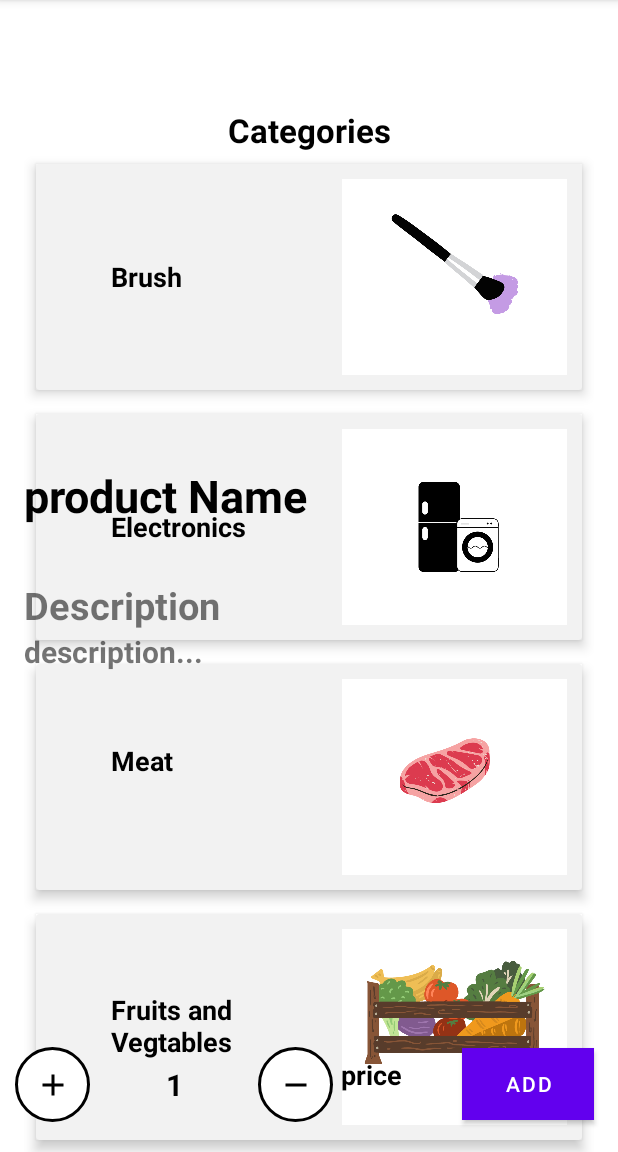
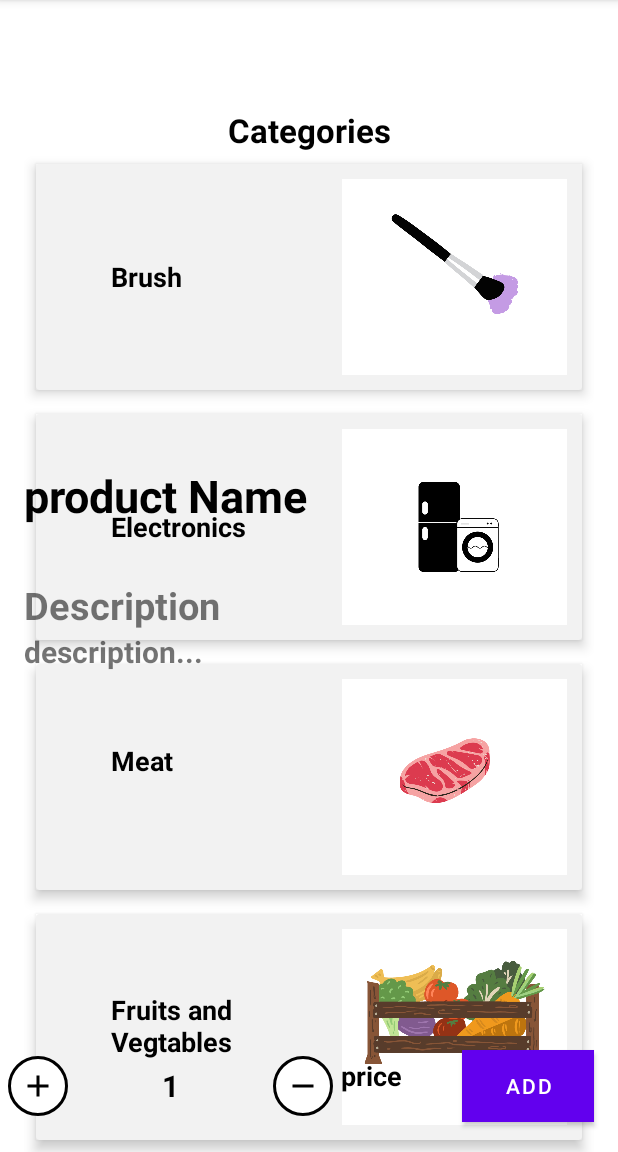
Before and after one commit to Maria498/shared_orders_app, an Android app: the fragment AlertDialogFragmentViewProduct placed in its activity, on a phone screen of 412 x 824 dp, the part 84-1236 px from its top. Run offline under Robolectric (Android 15) with nearby library versions, the phone set to English and light mode, and no system bars; our stand-ins replace Firebase (no records; nobody signed in at launch, a user with empty details on screens opened directly); pictures from the network do not load.

Commit message:
small layout change

```diff
--- a/app/src/main/AndroidManifest.xml
+++ b/app/src/main/AndroidManifest.xml
@@ -12,9 +12,6 @@
         android:supportsRtl="true"
         android:theme="@style/Theme.Super_app"
         tools:targetApi="31">
-        <activity
-            android:name=".Alert_dialog_fragmentViewProduct"
-            android:exported="false" />
         <activity
             android:name=".fragment_products"
             android:exported="false" />
--- a/app/src/main/java/com/example/super_app/LoginActivity.java
+++ b/app/src/main/java/com/example/super_app/LoginActivity.java
@@ -87,7 +87,7 @@ public class LoginActivity extends AppCompatActivity {
                             @Override
                             public void onComplete(@NonNull Task<AuthResult> task) {
                                 if (task.isSuccessful()) {
-                                    Intent i = new Intent(getApplicationContext(), ProfileActivity.class);
+                                    Intent i = new Intent(getApplicationContext(), SuperCategoryActivity.class);
                                     startActivity(i);
                                 } else {
                                     Toast.makeText(LoginActivity.this, "something went wrong", Toast.LENGTH_SHORT).show();
--- a/app/src/main/res/layout/activity_alert_dialog_fragment_view_product.xml
+++ b/app/src/main/res/layout/activity_alert_dialog_fragment_view_product.xml
@@ -3,7 +3,7 @@
     android:layout_width="match_parent"
     android:layout_height="match_parent"
     android:orientation="vertical"
-    tools:context=".Alert_dialog_fragmentViewProduct">
+    tools:context=".AlertDialogFragmentViewProduct">
 
     <LinearLayout
         android:layout_width="match_parent"
@@ -64,17 +64,15 @@
 
         <ImageButton
             android:id="@+id/pluseButton"
-            android:layout_width="50dp"
-            android:layout_height="50dp"
+            android:layout_width="40dp"
+            android:layout_height="40dp"
             android:layout_centerVertical="true"
-            android:layout_marginLeft="10dp"
+            android:layout_marginLeft="5dp"
             android:layout_marginTop="20dp"
             android:layout_marginBottom="20dp"
             android:background="@drawable/shape_circle_btn"
             android:src="@drawable/baseline_add_24"
-            android:textColor="#000000"
-
-            />
+            android:textColor="#000000" />
 
         <TextView
             android:id="@+id/digitEditText"
@@ -83,36 +81,32 @@
             android:layout_centerVertical="true"
             android:layout_toLeftOf="@id/minusButton"
             android:layout_toRightOf="@id/pluseButton"
-            android:layout_marginLeft="30dp"
-            android:layout_marginRight="30dp"
+            android:layout_marginLeft="10dp"
+            android:layout_marginRight="10dp"
             android:inputType="number"
             android:text="@string/quantity"
             android:textStyle="bold"
             android:textColor="@color/black"
             android:textAlignment="center"
-            android:textSize="20sp"
-         />
-
+            android:textSize="20sp" />
 
         <ImageButton
             android:id="@+id/minusButton"
-            android:layout_width="50dp"
-            android:layout_height="50dp"
+            android:layout_width="40dp"
+            android:layout_height="40dp"
             android:textColor="#000000"
             android:src="@drawable/baseline_remove_24"
             android:layout_centerVertical="true"
             android:background="@drawable/shape_circle_btn"
             android:layout_marginBottom="20dp"
             android:layout_marginTop="20dp"
-            android:layout_toLeftOf="@id/price"
-             />
+            android:layout_toLeftOf="@id/price" />
 
         <TextView
             android:id="@+id/price"
             android:layout_width="75dp"
             android:layout_height="38dp"
             android:layout_centerVertical="true"
-
             android:layout_marginTop="20dp"
             android:layout_marginBottom="20dp"
             android:layout_toLeftOf="@id/addbtn"
@@ -122,6 +116,7 @@
             android:layout_marginRight="5dp"
             android:textSize="18sp"
             android:textStyle="bold" />
+
         <Button
             android:id="@+id/addbtn"
             android:layout_width="wrap_content"
@@ -134,6 +129,7 @@
             android:layout_marginBottom="20dp"
             android:layout_marginTop="20dp"
             android:textColor="@color/white" />
+
     </RelativeLayout>
 
 </LinearLayout>
```
